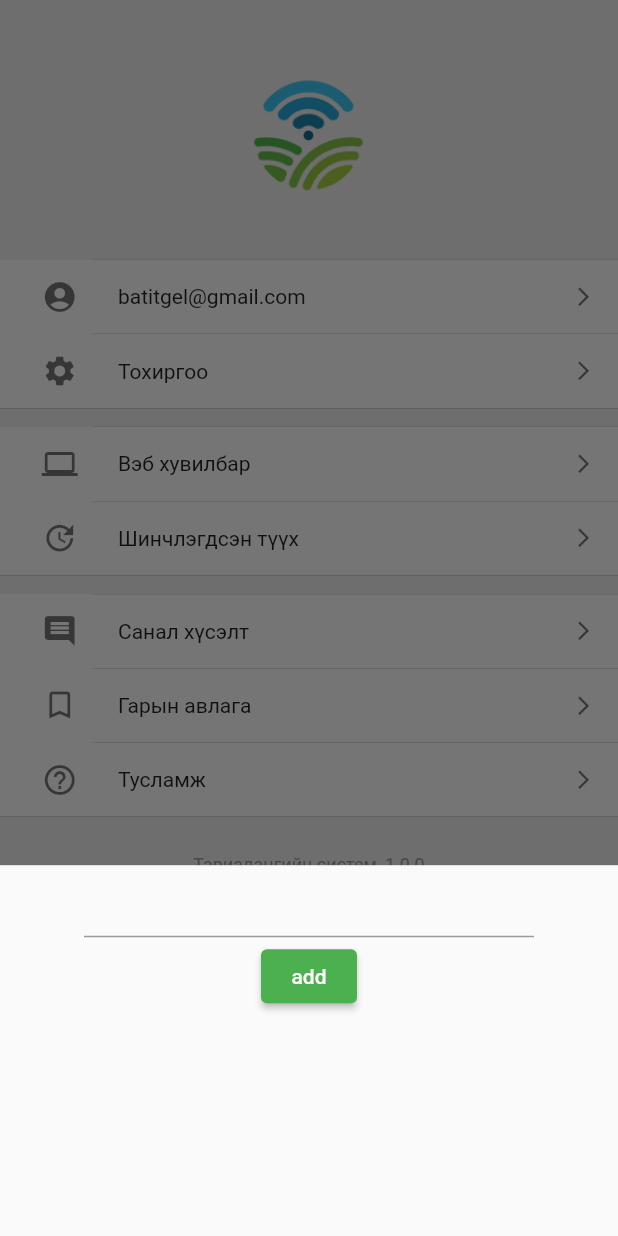
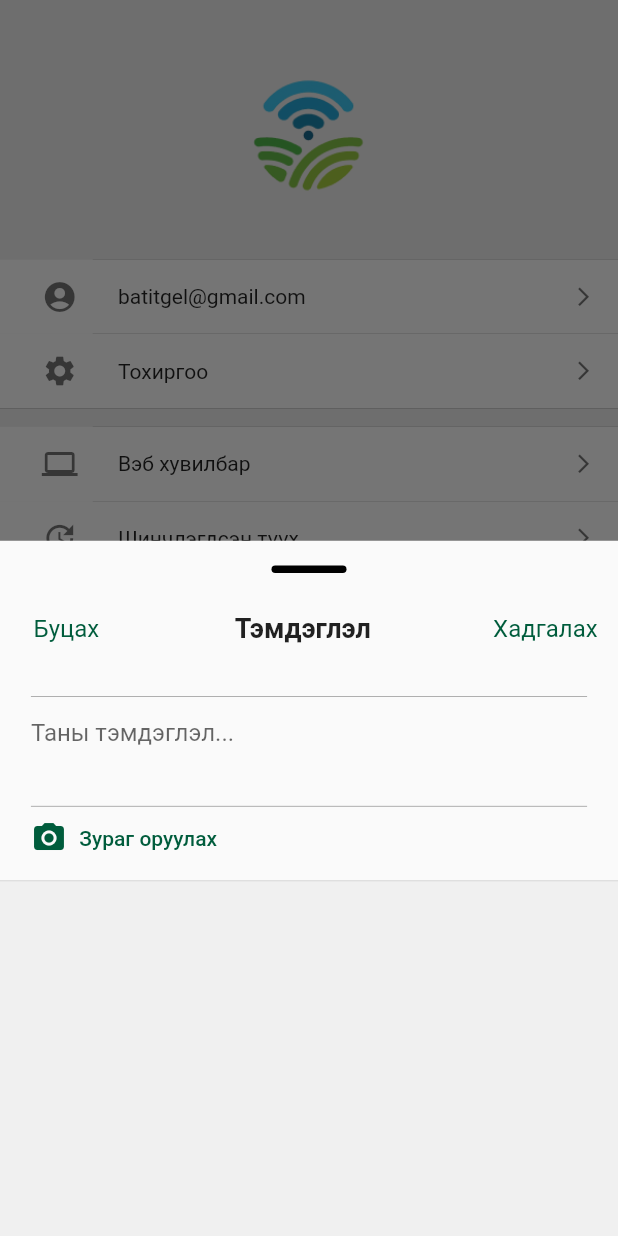
Before and after one commit to ankhbold/agr_soils_mobile, a Flutter app: the screen it shows after launch, item 5 of the bottom bar chosen, after a tap on the "add" icon, on a phone screen of 412 x 824 dp. Run offline on Flutter 3.47's test engine with Material 2 defaults, Android fonts, the phone set to English and light mode, and no system bars; our stand-ins replace another_flushbar, dio, fluttertoast, geolocator, get, google_maps_flutter and 3 more; missing offline and left inert: shared_preferences_web; network calls fail.

Commit message:
note button

```diff
--- a/lib/screen/home_screen.dart
+++ b/lib/screen/home_screen.dart
@@ -6,6 +6,8 @@ import 'package:mvvm/screen/profile_screen.dart';
 import 'package:mvvm/screen/test_screen.dart';
 
 import 'package:mvvm/view_model/home_view_model.dart';
+
+import '../widget/note_add_button.dart';
 
 class HomeScreen extends StatefulWidget {
   const HomeScreen({Key? key}) : super(key: key);
@@ -153,9 +155,11 @@ class _HomeScreenState extends State<HomeScreen> {
                   ],
                 ),
                 onTap: () {
-                  setState(() {
-                    index_color = 2;
-                  });
+                  setState(
+                    () {
+                      index_color = 2;
+                    },
+                  );
                 },
               ),
               GestureDetector(
@@ -184,9 +188,11 @@ class _HomeScreenState extends State<HomeScreen> {
                   ],
                 ),
                 onTap: () {
-                  setState(() {
-                    index_color = 3;
-                  });
+                  setState(
+                    () {
+                      index_color = 3;
+                    },
+                  );
                 },
               ),
             ],
@@ -196,46 +202,3 @@ class _HomeScreenState extends State<HomeScreen> {
     );
   }
 }
-
-class CustomAddButton extends StatelessWidget {
-  const CustomAddButton({
-    Key? key,
-  }) : super(key: key);
-
-  @override
-  Widget build(BuildContext context) {
-    return GestureDetector(
-      child: Container(
-        height: MediaQuery.of(context).size.width * 0.1,
-        width: MediaQuery.of(context).size.width * 0.1,
-        decoration: BoxDecoration(
-            color: AppColors.Green, borderRadius: BorderRadius.circular(60)),
-        child: const Icon(
-          Icons.add,
-          color: Colors.white,
-        ),
-      ),
-      onTap: () => showModalBottomSheet(
-        context: context,
-        builder: (context) => SizedBox(
-          height: MediaQuery.of(context).size.width * 0.6,
-          child: Center(
-            child: Column(
-              children: [
-                const SizedBox(
-                  height: 50,
-                  width: 300,
-                  child: TextField(),
-                ),
-                ElevatedButton(
-                  onPressed: () {},
-                  child: const Text('add'),
-                ),
-              ],
-            ),
-          ),
-        ),
-      ),
-    );
-  }
-}
--- a/lib/screen/profile_screen.dart
+++ b/lib/screen/profile_screen.dart
@@ -252,6 +252,26 @@ class Line3 extends StatelessWidget {
           color: Colors.black,
           height: 0.2,
           width: MediaQuery.of(context).size.width,
+        ),
+      ],
+    );
+  }
+}
+
+class Line4 extends StatelessWidget {
+  const Line4({
+    Key? key,
+  }) : super(key: key);
+
+  @override
+  Widget build(BuildContext context) {
+    return Row(
+      mainAxisAlignment: MainAxisAlignment.end,
+      children: [
+        Container(
+          color: Colors.black,
+          height: 0.2,
+          width: MediaQuery.of(context).size.width * 0.9,
         ),
       ],
     );
--- a/lib/screen/test_screen.dart
+++ b/lib/screen/test_screen.dart
@@ -1,3 +1,4 @@
+import 'package:dio/dio.dart';
 import 'package:flutter/material.dart';
 import 'package:mvvm/screen/profile_screen.dart';
 import 'package:mvvm/service/remote_services.dart';
@@ -29,10 +30,27 @@ class _TestScreenState extends State<TestScreen> {
     }
   }
 
+  void getHTTP() async {
+    try {
+      var response = await Dio().get(
+        'http://103.143.40.250:8100/api/note/type/getnotetype',
+      );
+      print(response);
+    } catch (e) {
+      print(e);
+    }
+  }
+
   @override
   Widget build(BuildContext context) {
     return Scaffold(
       body: FinalNotesWidget(isloaded: isloaded, posts: posts),
+      floatingActionButton: FloatingActionButton(
+        onPressed: () {
+          getHTTP();
+        },
+        child: const Icon(Icons.add),
+      ),
     );
   }
 }
@@ -78,7 +96,6 @@ class FinalNotesWidget extends StatelessWidget {
                             width: MediaQuery.of(context).size.width * 0.92,
                             child: Column(
                               crossAxisAlignment: CrossAxisAlignment.start,
-
                               children: [
                                 Text(
                                   "${posts![index].createdAt}",
@@ -88,7 +105,7 @@ class FinalNotesWidget extends StatelessWidget {
                                   ),
                                 ),
                                 const Text(
-                                  'typesText',
+                                  'усалгаатай - 10',
                                   style: TextStyle(
                                     fontSize: 14,
                                     fontWeight: FontWeight.w400,
--- /dev/null
+++ b/lib/widget/note_add_button.dart
@@ -0,0 +1,201 @@
+import 'package:flutter/material.dart';
+import 'package:mvvm/screen/profile_screen.dart';
+
+import '../constants/color.dart';
+
+class CustomAddButton extends StatelessWidget {
+  const CustomAddButton({
+    Key? key,
+  }) : super(key: key);
+
+  @override
+  Widget build(BuildContext context) {
+    double screenHeight = MediaQuery.of(context).size.height;
+    double screenwidth = MediaQuery.of(context).size.width;
+    return GestureDetector(
+      child: Container(
+        height: MediaQuery.of(context).size.width * 0.1,
+        width: MediaQuery.of(context).size.width * 0.1,
+        decoration: BoxDecoration(
+            color: AppColors.Green, borderRadius: BorderRadius.circular(60)),
+        child: const Icon(
+          Icons.add,
+          color: Colors.white,
+        ),
+      ),
+      onTap: () => showModalBottomSheet(
+        context: context,
+        builder: (context) => ListView(children: [
+          SizedBox(
+            height: MediaQuery.of(context).size.height * 0.8,
+            child: Center(
+              child: Column(
+                children: [
+                  SizedBox(
+                    height: screenHeight * 0.02,
+                  ),
+                  Center(
+                    child: Container(
+                      height: 5,
+                      width: 50,
+                      decoration: BoxDecoration(
+                        borderRadius: BorderRadius.circular(25),
+                        color: Colors.black,
+                      ),
+                    ),
+                  ),
+                  SizedBox(
+                    height: screenHeight * 0.02,
+                  ),
+                  addHeader(screenwidth: screenwidth),
+                  SizedBox(
+                    height: screenHeight * 0.03,
+                  ),
+                  // SizedBox(
+                  //   height: screenHeight * 0.03,
+                  // ),
+                  NotesTextField(
+                    screenHeight: screenHeight,
+                    screenwidth: screenwidth,
+                  ),
+                  InkWell(
+                      child: Ink(
+                    width: screenwidth * 0.9,
+                    child: Row(
+                      children: [
+                        Icon(
+                          Icons.camera_alt,
+                          color: AppColors.Green,
+                        ),
+                        SizedBox(
+                          width: screenwidth * 0.02,
+                        ),
+                        Text(
+                          'Зураг оруулах',
+                          style: TextStyle(
+                              color: AppColors.Green,
+                              fontWeight: FontWeight.w500),
+                        ),
+                      ],
+                    ),
+                  )),
+                  SizedBox(
+                    height: screenHeight * 0.02,
+                  ),
+                  Line3(),
+                  Container(
+                    height: screenHeight * 0.5,
+                    color: const Color.fromARGB(255, 240, 240, 240),
+                  )
+                ],
+              ),
+            ),
+          ),
+        ]),
+      ),
+    );
+  }
+}
+
+class addHeader extends StatelessWidget {
+  const addHeader({
+    Key? key,
+    required this.screenwidth,
+  }) : super(key: key);
+
+  final double screenwidth;
+
+  @override
+  Widget build(BuildContext context) {
+    double screenHeight = MediaQuery.of(context).size.height;
+    double screenwidth = MediaQuery.of(context).size.width;
+    return Row(
+      mainAxisAlignment: MainAxisAlignment.spaceEvenly,
+      children: [
+        Container(
+          width: screenwidth * 0.19,
+          child: Center(
+              child: Container(
+            height: screenHeight * 0.05,
+            child: TextButton(
+              onPressed: () {},
+              child: Text(
+                'Буцах',
+                style: TextStyle(
+                  fontWeight: FontWeight.w400,
+                  fontSize: 16,
+                  color: AppColors.Green,
+                ),
+              ),
+            ),
+          )),
+        ),
+        Container(
+          width: screenwidth * 0.55,
+          child: Center(
+            child: Text(
+              'Тэмдэглэл',
+              style: TextStyle(
+                fontWeight: FontWeight.w600,
+                fontSize: 18,
+              ),
+            ),
+          ),
+        ),
+        Container(
+          width: screenwidth * 0.21,
+          child: Center(
+              child: Container(
+            height: screenHeight * 0.05,
+            child: TextButton(
+              onPressed: () {},
+              child: Text(
+                'Хадгалах',
+                style: TextStyle(
+                  fontWeight: FontWeight.w400,
+                  fontSize: 16,
+                  color: AppColors.Green,
+                ),
+              ),
+            ),
+          )),
+        ),
+      ],
+    );
+  }
+}
+
+class NotesTextField extends StatelessWidget {
+  const NotesTextField({
+    Key? key,
+    required this.screenHeight,
+    required this.screenwidth,
+  }) : super(key: key);
+
+  final double screenHeight;
+  final double screenwidth;
+
+  @override
+  Widget build(BuildContext context) {
+    return SizedBox(
+      height: screenHeight * 0.1,
+      width: screenwidth * 0.9,
+      child: Column(
+        mainAxisAlignment: MainAxisAlignment.start,
+        children: [
+          Line4(),
+          TextField(
+            decoration: InputDecoration(
+              hintText: 'Таны тэмдэглэл...',
+              border: InputBorder.none,
+            ),
+          ),
+          SizedBox(
+            height: screenHeight * 0.03,
+          ),
+          Line4()
+        ],
+      ),
+    );
+  }
+}
```
Also changed, not shown: 10 other files.
